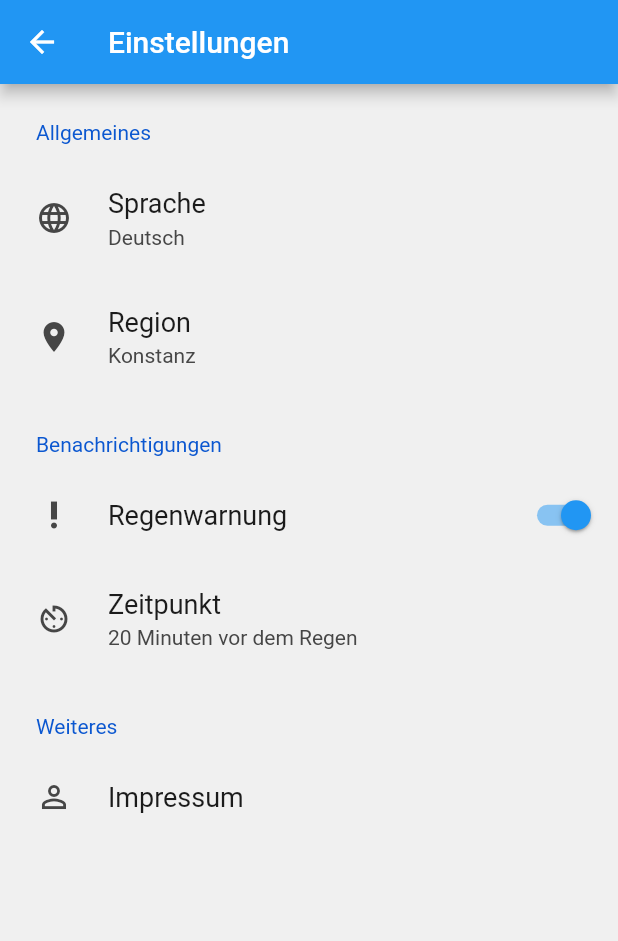
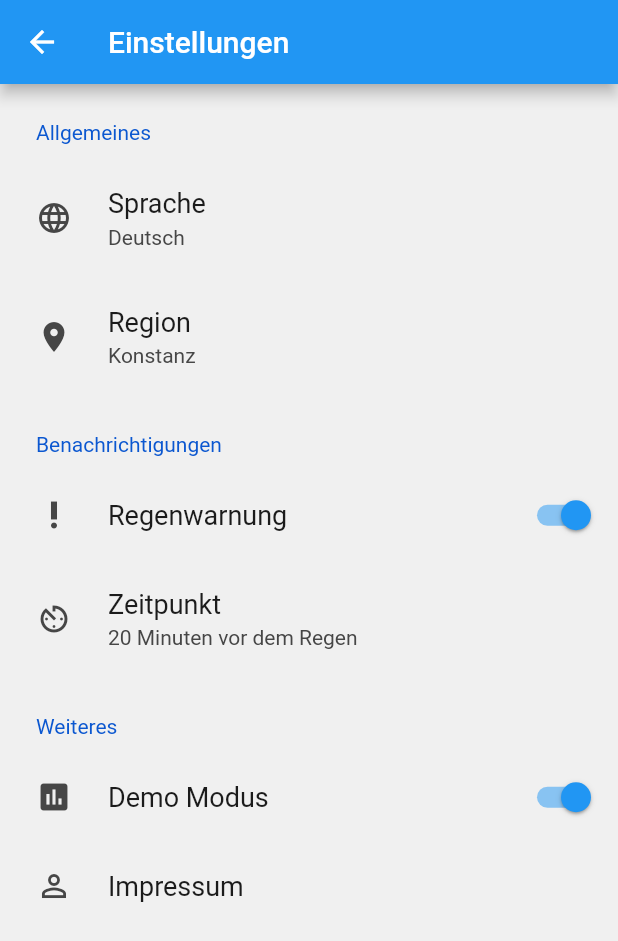
Before and after one commit to PaulSut/DeepRain2, a Flutter app: the Settings screen opened directly, on a phone screen of 412 x 824 dp. Shown: the top 941 px of the screen. Run offline on Flutter 3.47's test engine with Material 2 defaults, Android fonts, the phone set to English and light mode, and no system bars; drawn by our look-alikes of settings_ui; our stand-ins replace animated_text_kit, cloud_firestore, firebase_auth, firebase_messaging, firebase_storage, flutter_map and 4 more; missing offline and left inert: dart:ffi, flutter_duration_picker, geocoder, ml_linalg, nominatim_location_picker; accounts and stored records are empty; network calls fail; statements that could not run were skipped.

Commit message:
Started to implement the Demo Mode.

```diff
--- a/deep_rain_app/deep_rain/lib/global/GlobalValues.dart
+++ b/deep_rain_app/deep_rain/lib/global/GlobalValues.dart
@@ -33,6 +33,8 @@ String AppRegionCity;
 List<String> AppCoordinateList;
 List<String> AppLatitudeList;
 List<String> AppLongitudeList;
+//demo mode activated or deactivated
+bool AppSwitchDemoMode;
 var AppPixel;
 
 class GlobalValues{
@@ -247,4 +249,17 @@ class GlobalValues{
     return pixels;
   }
 
+  //Variable which store if demo mode is activated or deactivated
+  setAppSwitchDemoMode(bool SwitchDemoMode) async{
+    final prefs = await SharedPreferences.getInstance();
+    prefs.setBool('AppSwitchRainWarning', SwitchDemoMode);
+
+  }
+  getAppSwitchDemoMode(){
+    if(AppSwitchDemoMode != null){
+      return AppSwitchDemoMode;
+    }
+    return true;
+  }
+
 }
--- a/deep_rain_app/deep_rain/lib/global/UIText.dart
+++ b/deep_rain_app/deep_rain/lib/global/UIText.dart
@@ -35,6 +35,7 @@ class UIText{
     String chooseWarningTimeDialogOkButton;
   String settingsHeaderMore;
   String settingsImpressum;
+  String settingsDemoMode;
 
   //Impressum
   String impressumAppTitle;
@@ -79,6 +80,7 @@ class UIText{
         chooseWarningTimeDialogOkButton= "Bestätigen";
       settingsHeaderMore = "Weiteres";
       settingsImpressum = "Impressum";
+      settingsDemoMode = "Demo Modus";
 
       //Impressum
       impressumAppTitle = "Impressum";
@@ -123,6 +125,7 @@ class UIText{
         chooseWarningTimeDialogOkButton= "Confirme";
       settingsHeaderMore = "More";
       settingsImpressum = "Impressum";
+      settingsDemoMode = "Modo demo";
 
       //Impressum
       impressumAppTitle = "Impressum";
@@ -168,6 +171,7 @@ class UIText{
         chooseWarningTimeDialogOkButton= "Ok";
       settingsHeaderMore = "Otro";
       settingsImpressum = "Impressum";
+      settingsDemoMode = "Demo Mode";
 
       //Impressum
       impressumAppTitle = "Impressum";
--- a/deep_rain_app/deep_rain/lib/screens/Settings.dart
+++ b/deep_rain_app/deep_rain/lib/screens/Settings.dart
@@ -200,6 +200,21 @@ class _LoadingState extends State<Settings> {
           SettingsSection(
             title: _uiText.settingsHeaderMore,
             tiles: [
+              SettingsTile.switchTile(
+                title: _uiText.settingsDemoMode,
+                leading: Icon(Icons.insert_chart),
+                switchValue: _globalValues.getAppSwitchDemoMode(),
+                onToggle: (bool value) {
+                  setState(() {
+                    if(value == true){
+                      print('Set false');
+                    }else if(value == false){
+                      print('Set true');
+                    }
+                    _globalValues.setAppSwitchDemoMode(!_globalValues.getAppSwitchDemoMode());
+                  });
+                },
+              ),
               SettingsTile(
                 title: _uiText.settingsImpressum,
                 leading: Icon(Icons.person_outline),
```
